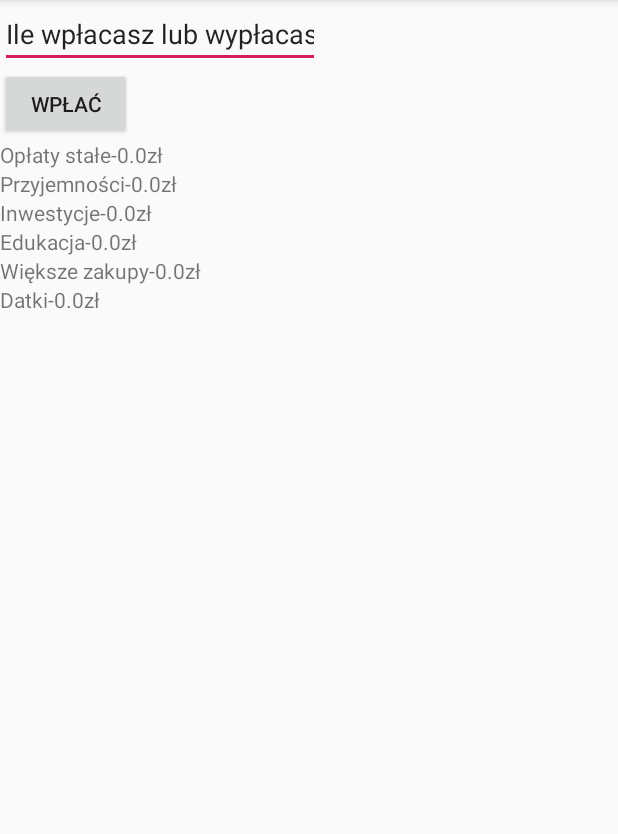
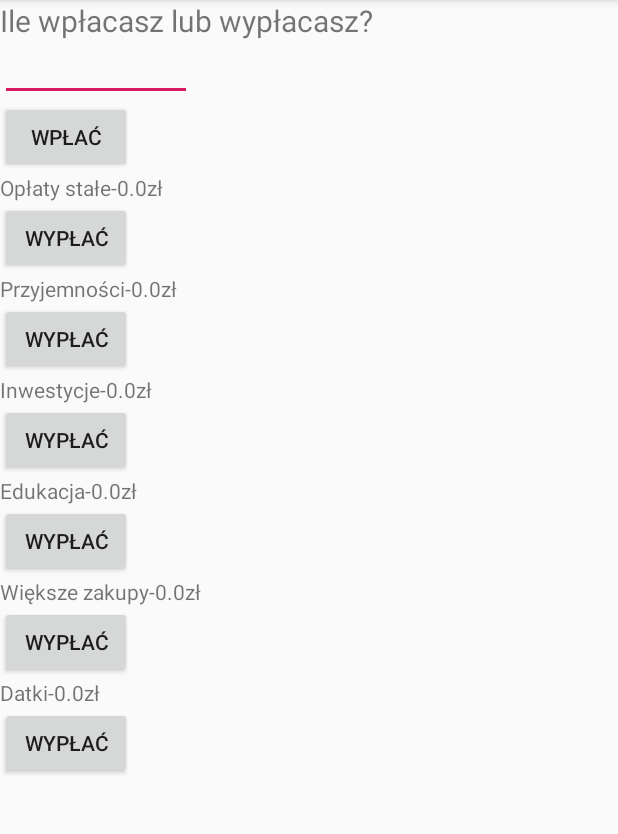
Before and after one commit to KwietniewskiD/6Jars_Project, an Android app: the screen it shows after launch (MainActivity), on a phone screen of 412 x 824 dp, the part 84-918 px from its top. Run offline under Robolectric (Android 15) with nearby library versions, the light colour scheme and no system bars.

Commit message:
Update activity_main.xml

```diff
--- a/Andoid/Szesoikw/app/src/main/res/layout/activity_main.xml
+++ b/Andoid/Szesoikw/app/src/main/res/layout/activity_main.xml
@@ -11,20 +11,29 @@
         android:layout_height="729dp"
         android:orientation="vertical"
         tools:layout_editor_absoluteX="1dp"
-        tools:layout_editor_absoluteY="1dp">
+        tools:layout_editor_absoluteY="1dp"
+        tools:ignore="ExtraText">
 
         <Space
             android:layout_width="match_parent"
             android:layout_height="wrap_content" />
 
+        <TextView
+            android:id="@+id/textView1"
+            android:layout_width="wrap_content"
+            android:layout_height="wrap_content"
+            android:textSize="20dp"
+            android:text="@string/deposit" />
+
         <EditText
             android:id="@+id/deposit"
             android:layout_width="wrap_content"
             android:layout_height="wrap_content"
-            android:ems="10"
-            android:inputType="number"
-            android:text="@string/deposit" />
+            android:ems="8"
+            android:textSize="14dp"
+            android:inputType="number" />
 
+            //button wpłaty
         <Button
             android:id="@+id/buttonAdd"
             android:layout_width="wrap_content"
@@ -56,6 +65,14 @@
             </LinearLayout>
         </LinearLayout>
 
+        //button wypłaty z opłat stałych
+        <Button
+            android:id="@+id/button_rem_Jar1"
+            android:layout_width="wrap_content"
+            android:layout_height="wrap_content"
+            android:text="@string/button_rem_Jar1"
+            android:onClick="onClickButtonRemJar1"/>  //wywołanie metody z MainActivity gdy zostanie wciśnięty przycisk
+
         <LinearLayout
             android:layout_width="wrap_content"
             android:layout_height="wrap_content"
@@ -72,7 +89,16 @@
                 android:layout_width="wrap_content"
                 android:layout_height="wrap_content"
                 android:text="0" />
+
         </LinearLayout>
+
+        //button wypłaty z przyjemności
+        <Button
+            android:id="@+id/button_rem_Jar2"
+            android:layout_width="wrap_content"
+            android:layout_height="wrap_content"
+            android:text="@string/button_rem_Jar2"
+            android:onClick="onClickButtonRemJar2"/>  //wywołanie metody z MainActivity gdy zostanie wciśnięty przycisk
 
         <LinearLayout
             android:layout_width="wrap_content"
@@ -92,6 +118,14 @@
                 android:text="0" />
         </LinearLayout>
 
+        //button wypłaty z inwestycji
+        <Button
+            android:id="@+id/button_rem_Jar3"
+            android:layout_width="wrap_content"
+            android:layout_height="wrap_content"
+            android:text="@string/button_rem_Jar3"
+            android:onClick="onClickButtonRemJar3"/>  //wywołanie metody z MainActivity gdy zostanie wciśnięty przycisk
+
         <LinearLayout
             android:layout_width="wrap_content"
             android:layout_height="wrap_content"
@@ -109,6 +143,14 @@
                 android:layout_height="wrap_content"
                 android:text="0" />
         </LinearLayout>
+
+        //button wypłaty z edukacji
+        <Button
+            android:id="@+id/button_rem_Jar4"
+            android:layout_width="wrap_content"
+            android:layout_height="wrap_content"
+            android:text="@string/button_rem_Jar4"
+            android:onClick="onClickButtonRemJar4"/>  //wywołanie metody z MainActivity gdy zostanie wciśnięty przycisk
 
         <LinearLayout
             android:layout_width="wrap_content"
@@ -128,6 +170,14 @@
                 android:text="0" />
         </LinearLayout>
 
+        //button wypłaty z większych zakupów
+        <Button
+            android:id="@+id/button_rem_Jar5"
+            android:layout_width="wrap_content"
+            android:layout_height="wrap_content"
+            android:text="@string/button_rem_Jar5"
+            android:onClick="onClickButtonRemJar5"/>  //wywołanie metody z MainActivity gdy zostanie wciśnięty przycisk
+
         <LinearLayout
             android:layout_width="wrap_content"
             android:layout_height="wrap_content"
@@ -145,6 +195,15 @@
                 android:layout_height="wrap_content"
                 android:text="0" />
         </LinearLayout>
+
+        //button wypłaty z datków
+        <Button
+            android:id="@+id/button_rem_Jar6"
+            android:layout_width="wrap_content"
+            android:layout_height="wrap_content"
+            android:text="@string/button_rem_Jar6"
+            android:onClick="onClickButtonRemJar6"/>  //wywołanie metody z MainActivity gdy zostanie wciśnięty przycisk
+
     </LinearLayout>
 
 </androidx.constraintlayout.widget.ConstraintLayout>
```
